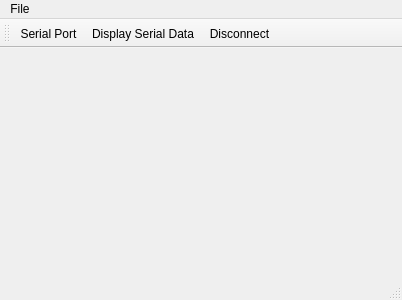
Above: ProjectController/ProjectController/mainwindow.ui from Montzter/ProjectController before the change. Below: the same form after it.
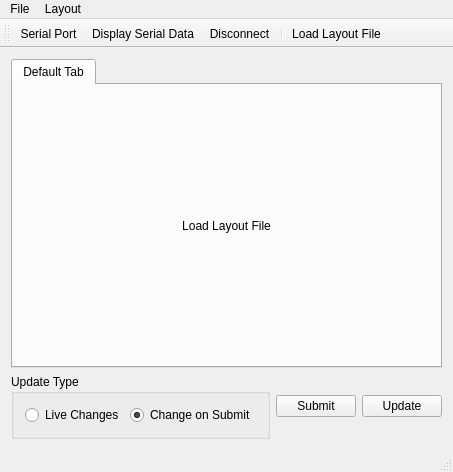
That is the form after the change. Icons and pictures are not drawn.

```diff
--- a/ProjectController/ProjectController/mainwindow.ui
+++ b/ProjectController/ProjectController/mainwindow.ui
@@ -6,8 +6,8 @@
    <rect>
     <x>0</x>
     <y>0</y>
-    <width>402</width>
-    <height>300</height>
+    <width>444</width>
+    <height>472</height>
    </rect>
   </property>
   <property name="windowTitle">
@@ -19,13 +19,110 @@
     <height>24</height>
    </size>
   </property>
-  <widget class="QWidget" name="centralWidget"/>
+  <widget class="QWidget" name="centralWidget">
+   <layout class="QGridLayout" name="gridLayout_2">
+    <item row="0" column="0">
+     <layout class="QVBoxLayout" name="verticalLayout">
+      <item>
+       <widget class="QTabWidget" name="tabWidget">
+        <property name="tabPosition">
+         <enum>QTabWidget::North</enum>
+        </property>
+        <property name="tabShape">
+         <enum>QTabWidget::Rounded</enum>
+        </property>
+        <property name="currentIndex">
+         <number>0</number>
+        </property>
+        <property name="elideMode">
+         <enum>Qt::ElideNone</enum>
+        </property>
+        <property name="usesScrollButtons">
+         <bool>false</bool>
+        </property>
+        <property name="documentMode">
+         <bool>false</bool>
+        </property>
+        <property name="tabsClosable">
+         <bool>false</bool>
+        </property>
+        <widget class="QWidget" name="DefaultTab">
+         <attribute name="title">
+          <string>Default Tab</string>
+         </attribute>
+         <layout class="QGridLayout" name="gridLayout_3">
+          <item row="0" column="0">
+           <widget class="QLabel" name="label">
+            <property name="text">
+             <string>Load Layout File</string>
+            </property>
+            <property name="alignment">
+             <set>Qt::AlignCenter</set>
+            </property>
+           </widget>
+          </item>
+         </layout>
+        </widget>
+       </widget>
+      </item>
+      <item>
+       <layout class="QHBoxLayout" name="horizontalLayout_2">
+        <item>
+         <widget class="QGroupBox" name="updateBox">
+          <property name="title">
+           <string>Update Type</string>
+          </property>
+          <layout class="QGridLayout" name="gridLayout">
+           <item row="0" column="0">
+            <layout class="QHBoxLayout" name="horizontalLayout">
+             <item>
+              <widget class="QRadioButton" name="radioLive">
+               <property name="text">
+                <string>Live Changes</string>
+               </property>
+              </widget>
+             </item>
+             <item>
+              <widget class="QRadioButton" name="radioOnSubmit">
+               <property name="text">
+                <string>Change on Submit</string>
+               </property>
+               <property name="checked">
+                <bool>true</bool>
+               </property>
+              </widget>
+             </item>
+            </layout>
+           </item>
+          </layout>
+         </widget>
+        </item>
+        <item>
+         <widget class="QPushButton" name="submitButton">
+          <property name="text">
+           <string>Submit</string>
+          </property>
+         </widget>
+        </item>
+        <item>
+         <widget class="QPushButton" name="updateButton">
+          <property name="text">
+           <string>Update</string>
+          </property>
+         </widget>
+        </item>
+       </layout>
+      </item>
+     </layout>
+    </item>
+   </layout>
+  </widget>
   <widget class="QMenuBar" name="menuBar">
    <property name="geometry">
     <rect>
      <x>0</x>
      <y>0</y>
-     <width>402</width>
+     <width>444</width>
      <height>21</height>
     </rect>
    </property>
@@ -38,7 +135,14 @@
     <addaction name="actionDisconnect"/>
     <addaction name="actionClose"/>
    </widget>
+   <widget class="QMenu" name="menuLayout">
+    <property name="title">
+     <string>Layout</string>
+    </property>
+    <addaction name="actionLoad_Setup_File"/>
+   </widget>
    <addaction name="menuFile"/>
+   <addaction name="menuLayout"/>
   </widget>
   <widget class="QStatusBar" name="statusBar"/>
   <widget class="QToolBar" name="mainToolBar">
@@ -51,6 +155,8 @@
    <addaction name="actionSerial_Port"/>
    <addaction name="actionDisplay_Serial_Data"/>
    <addaction name="actionDisconnect"/>
+   <addaction name="separator"/>
+   <addaction name="actionLoad_Setup_File"/>
   </widget>
   <action name="actionSerial_Port">
    <property name="icon">
@@ -88,6 +194,15 @@
     <string>Display Serial Data</string>
    </property>
   </action>
+  <action name="actionLoad_Setup_File">
+   <property name="icon">
+    <iconset resource="res.qrc">
+     <normaloff>:/icons/icons/Layout.ico</normaloff>:/icons/icons/Layout.ico</iconset>
+   </property>
+   <property name="text">
+    <string>Load Layout File</string>
+   </property>
+  </action>
  </widget>
  <layoutdefault spacing="6" margin="11"/>
  <resources>
```
